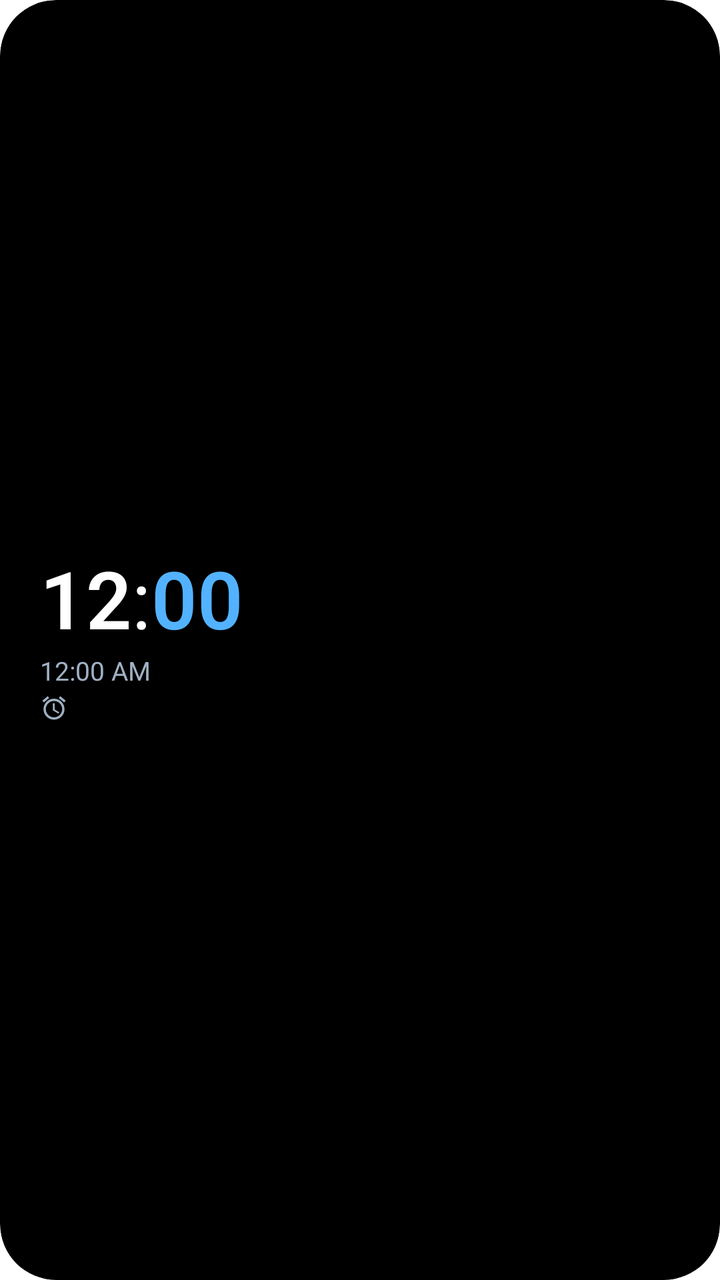
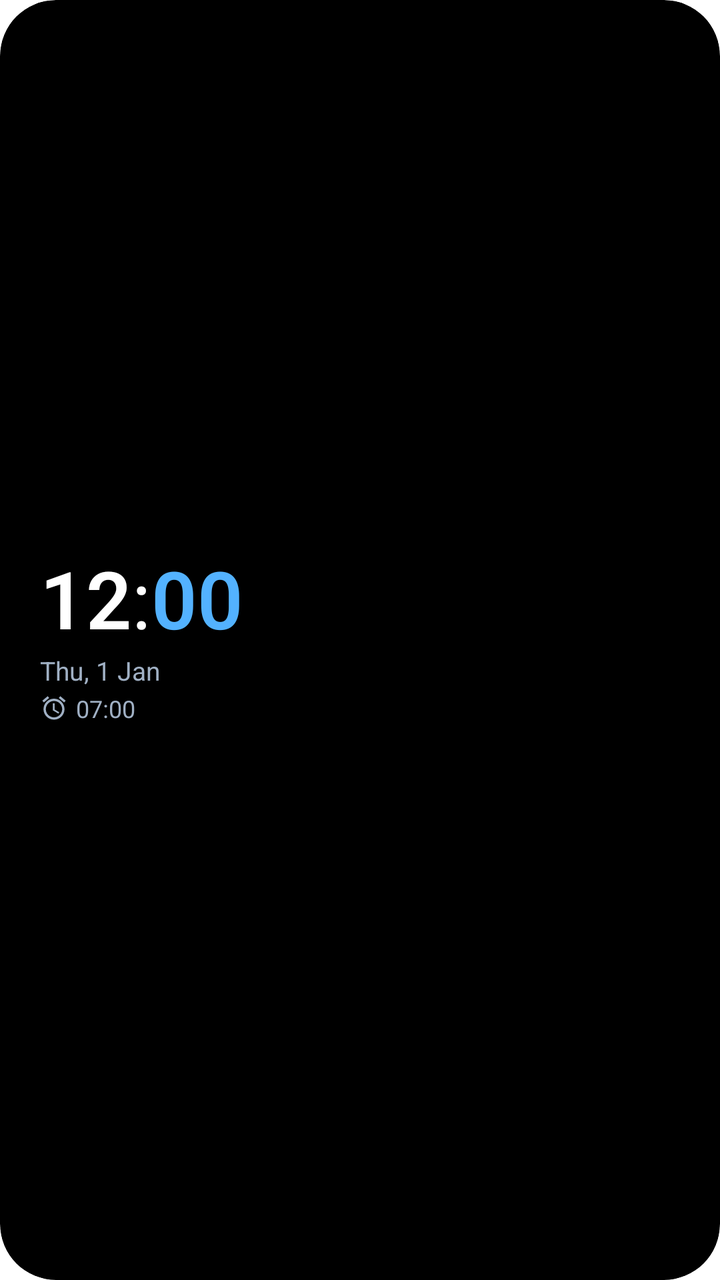

The first picture is an Android layout as it rendered before a commit; the second is the same layout after the commit. The layout source and the unified diff follow.
<!-- AndroidManifest.xml: fallback theme Theme.MaterialComponents.DayNight.NoActionBar -->
<!-- res/layout/blueos_clock_widget_card.xml -->
<?xml version="1.0" encoding="utf-8"?>
<FrameLayout xmlns:android="http://schemas.android.com/apk/res/android"
    android:id="@android:id/background"
    android:layout_width="match_parent"
    android:layout_height="match_parent"
    android:background="@drawable/blueos_widget_outline"
    android:clipToOutline="true">

    <ImageView
        android:id="@+id/blueos_widget_bg"
        android:layout_width="match_parent"
        android:layout_height="match_parent"
        android:contentDescription="@null"
        android:scaleType="fitXY"
        android:src="@drawable/blueos_widget_card" />

    <LinearLayout
        android:layout_width="match_parent"
        android:layout_height="match_parent"
        android:gravity="center_vertical"
        android:orientation="vertical"
        android:paddingHorizontal="20dp"
        android:paddingVertical="10dp">

        <LinearLayout
            android:layout_width="wrap_content"
            android:layout_height="wrap_content"
            android:orientation="horizontal">

            <TextClock
                android:id="@+id/blueos_hours"
                android:layout_width="wrap_content"
                android:layout_height="wrap_content"
                android:fontFamily="blueos-clock"
                android:fontVariationSettings="'wght' 600"
                android:format12Hour="h"
                android:format24Hour="HH"
                android:includeFontPadding="false"
                android:singleLine="true"
                android:textColor="@color/blueos_widget_on_surface"
                android:textSize="40sp" />

            <TextView
                android:id="@+id/blueos_colon"
                android:layout_width="wrap_content"
                android:layout_height="wrap_content"
                android:fontFamily="blueos-clock"
                android:fontVariationSettings="'wght' 600"
                android:includeFontPadding="false"
                android:text=":"
                android:textColor="@color/blueos_widget_on_surface"
                android:textSize="40sp" />

            <TextClock
                android:id="@+id/blueos_minutes"
                android:layout_width="wrap_content"
                android:layout_height="wrap_content"
                android:fontFamily="blueos-clock"
                android:fontVariationSettings="'wght' 600"
                android:format12Hour="mm"
                android:format24Hour="mm"
                android:includeFontPadding="false"
                android:singleLine="true"
                android:textColor="@color/blueos_widget_primary"
                android:textSize="40sp" />
        </LinearLayout>

        <TextClock
            android:id="@+id/blueos_date"
            android:layout_width="wrap_content"
            android:layout_height="wrap_content"
            android:layout_marginTop="2dp"
            android:fontFamily="google-sans-text"
            android:singleLine="true"
            android:textColor="@color/blueos_widget_on_surface_variant"
            android:textSize="13sp" />

        <LinearLayout
            android:layout_width="wrap_content"
            android:layout_height="wrap_content"
            android:layout_marginTop="2dp"
            android:gravity="center_vertical"
            android:orientation="horizontal">

            <ImageView
                android:id="@+id/blueos_alarm_icon"
                android:layout_width="14dp"
                android:layout_height="14dp"
                android:layout_marginEnd="4dp"
                android:contentDescription="@null"
                android:src="@drawable/ic_alarm"
                android:tint="@color/blueos_widget_on_surface_variant" />

            <TextView
                android:id="@+id/blueos_next_alarm"
                android:layout_width="wrap_content"
                android:layout_height="wrap_content"
                android:fontFamily="google-sans-text"
                android:singleLine="true"
                android:textColor="@color/blueos_widget_on_surface_variant"
                android:textSize="12sp" />
        </LinearLayout>
    </LinearLayout>
</FrameLayout>
<!-- resources referenced by this layout -->
<resources>
  <color name="blueos_widget_on_surface">#FFFFFFFF</color>
  <color name="blueos_widget_on_surface_variant">#FFA0B0C4</color>
  <color name="blueos_widget_primary">#FF53B2FF</color>
  <!-- drawable blueos_widget_card (drawable) -->
  <?xml version="1.0" encoding="utf-8"?>
  <shape xmlns:android="http://schemas.android.com/apk/res/android"
      android:shape="rectangle">
      <solid android:color="@color/blueos_widget_card" />
      <corners android:radius="28dp" />
  </shape>
  <!-- drawable blueos_widget_outline (drawable) -->
  <?xml version="1.0" encoding="utf-8"?>
  <shape xmlns:android="http://schemas.android.com/apk/res/android"
      android:shape="rectangle">
      <solid android:color="#01FFFFFF" />
      <corners android:radius="28dp" />
  </shape>
  <!-- drawable ic_alarm (drawable) -->
  <?xml version="1.0" encoding="utf-8"?>
  <vector xmlns:android="http://schemas.android.com/apk/res/android"
      android:width="24dp"
      android:height="24dp"
      android:viewportWidth="24"
      android:viewportHeight="24">
      <path
          android:fillColor="@color/blueos_widget_on_surface_variant"
          android:pathData="M22,5.72l-4.6,-3.86 -1.29,1.53 4.6,3.86L22,5.72zM7.88,3.39L6.6,1.86 2,5.71l1.29,1.53 4.59,-3.85zM12.5,8H11v6l4.75,2.85 0.75,-1.23 -4,-2.37V8zM12,4c-4.97,0 -9,4.03 -9,9s4.03,9 9,9 9,-4.03 9,-9 -4.03,-9 -9,-9zM12,20c-3.87,0 -7,-3.13 -7,-7s3.13,-7 7,-7 7,3.13 7,7 -3.13,7 -7,7z"/>
  </vector>
  <color name="blueos_widget_card">#FF000000</color>
</resources>

<!-- the commit's change to res/layout/blueos_clock_widget_card.xml (unified diff, before → after) -->
@@ -71,6 +71,8 @@
             android:layout_height="wrap_content"
             android:layout_marginTop="2dp"
             android:fontFamily="google-sans-text"
+            android:format12Hour="EEE, d MMM"
+            android:format24Hour="EEE, d MMM"
             android:singleLine="true"
             android:textColor="@color/blueos_widget_on_surface_variant"
             android:textSize="13sp" />
@@ -97,6 +99,7 @@
                 android:layout_height="wrap_content"
                 android:fontFamily="google-sans-text"
                 android:singleLine="true"
+                android:text="07:00"
                 android:textColor="@color/blueos_widget_on_surface_variant"
                 android:textSize="12sp" />
         </LinearLayout>
<!-- resource entries referenced after the edit -->
@@ -15,6 +15,7 @@
   <shape xmlns:android="http://schemas.android.com/apk/res/android"
       android:shape="rectangle">
       <solid android:color="#01FFFFFF" />
+      <stroke android:width="1.2dp" android:color="#33FFFFFF" />
       <corners android:radius="28dp" />
   </shape>
   <!-- drawable ic_alarm (drawable) -->
